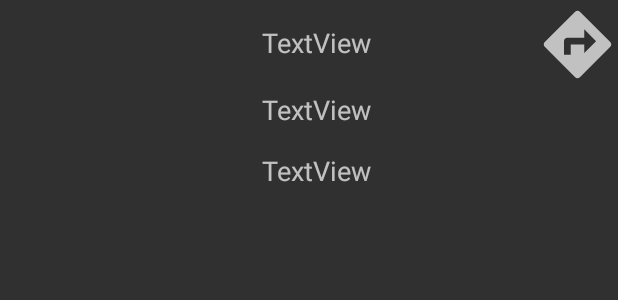
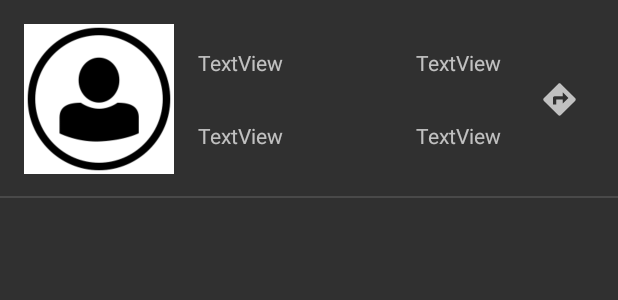
Before and after one commit to BadreddineZatout/AskDoc_MobileApp, an Android app: the layout docitem.xml on its own in the app's theme, with its tools: preview values and no code run, on a phone screen of 412 x 824 dp. Shown: the top 300 px of the screen. Run offline under Robolectric (Android 15) with nearby library versions, the phone set to English and light mode, and no system bars; Roboto replaces fonts that are not available here.

Commit message:
list des medecins

```diff
--- a/app/build.gradle
+++ b/app/build.gradle
@@ -5,7 +5,7 @@ apply plugin: "kotlin-kapt"
 
 android {
     compileSdkVersion 30
-    buildToolsVersion '30.0.2'
+    buildToolsVersion '30.0.3'
     compileOptions {
         sourceCompatibility JavaVersion.VERSION_1_8
         targetCompatibility JavaVersion.VERSION_1_8
--- a/app/src/main/java/com/example/askdoc/HomeActivity.kt
+++ b/app/src/main/java/com/example/askdoc/HomeActivity.kt
@@ -2,10 +2,13 @@ package com.example.askdoc
 
 import androidx.appcompat.app.AppCompatActivity
 import android.os.Bundle
+import androidx.navigation.findNavController
+import androidx.navigation.ui.setupActionBarWithNavController
 
 class HomeActivity : AppCompatActivity() {
     override fun onCreate(savedInstanceState: Bundle?) {
         super.onCreate(savedInstanceState)
         setContentView(R.layout.activity_home)
     }
+
 }
--- a/app/src/main/java/com/example/askdoc/endpoints/Endpoint.kt
+++ b/app/src/main/java/com/example/askdoc/endpoints/Endpoint.kt
@@ -1,6 +1,7 @@
 package com.example.askdoc.endpoints
 
 import com.example.askdoc.models.Auth
+import com.example.askdoc.models.Doctor
 import com.example.askdoc.models.Patient
 import retrofit2.Call
 import retrofit2.http.*
@@ -8,4 +9,6 @@ import retrofit2.http.*
 interface Endpoint {
     @POST("patient/Auth")
     fun AuthPatient(@Body auth:Auth):Call<Patient>
+    @GET("doctor")
+    fun getMedecins():Call<List<Doctor>>
 }
--- a/app/src/main/res/layout/docitem.xml
+++ b/app/src/main/res/layout/docitem.xml
@@ -2,63 +2,85 @@
 <androidx.constraintlayout.widget.ConstraintLayout xmlns:android="http://schemas.android.com/apk/res/android"
     xmlns:app="http://schemas.android.com/apk/res-auto"
     xmlns:tools="http://schemas.android.com/tools"
-    android:id="@+id/element"
     android:layout_width="match_parent"
     android:layout_height="wrap_content">
 
+    <TextView
+        android:id="@+id/textPrenom"
+        android:layout_width="wrap_content"
+        android:layout_height="wrap_content"
+        android:layout_marginEnd="24dp"
+        android:layout_marginRight="24dp"
+        android:text="TextView"
+        app:layout_constraintBaseline_toBaselineOf="@+id/textNom"
+        app:layout_constraintEnd_toStartOf="@+id/direction" />
+
+    <TextView
+        android:id="@+id/textNom"
+        android:layout_width="wrap_content"
+        android:layout_height="wrap_content"
+        android:layout_marginStart="16dp"
+        android:layout_marginLeft="16dp"
+        android:layout_marginTop="16dp"
+        android:text="TextView"
+        app:layout_constraintStart_toEndOf="@+id/image"
+        app:layout_constraintTop_toTopOf="@+id/image" />
+
+    <TextView
+        android:id="@+id/textPhone"
+        android:layout_width="wrap_content"
+        android:layout_height="wrap_content"
+        android:layout_marginStart="16dp"
+        android:layout_marginLeft="16dp"
+        android:layout_marginBottom="16dp"
+        android:text="TextView"
+        app:layout_constraintBottom_toBottomOf="@+id/image"
+        app:layout_constraintStart_toEndOf="@+id/image" />
+
+    <TextView
+        android:id="@+id/textSpecialite"
+        android:layout_width="wrap_content"
+        android:layout_height="wrap_content"
+        android:layout_marginEnd="24dp"
+        android:layout_marginRight="24dp"
+        android:text="TextView"
+        app:layout_constraintBaseline_toBaselineOf="@+id/textPhone"
+        app:layout_constraintEnd_toStartOf="@+id/direction" />
+
     <ImageView
         android:id="@+id/image"
-        android:layout_width="145dp"
-        android:layout_height="141dp"
-        android:layout_marginStart="8dp"
-        android:layout_marginLeft="8dp"
+        android:layout_width="100dp"
+        android:layout_height="100dp"
+        android:layout_marginStart="16dp"
+        android:layout_marginLeft="16dp"
+        android:layout_marginTop="16dp"
+        android:layout_marginBottom="16dp"
+        app:layout_constraintBottom_toBottomOf="parent"
         app:layout_constraintStart_toStartOf="parent"
-        app:layout_constraintTop_toTopOf="parent" />
+        app:layout_constraintTop_toTopOf="parent"
+        tools:srcCompat="@drawable/medecin" />
 
-    <TextView
-        android:id="@+id/name"
-        android:layout_width="wrap_content"
-        android:layout_height="wrap_content"
-        android:layout_marginTop="16dp"
-        android:text="TextView"
-        android:textSize="18dp"
+    <View
+        android:id="@+id/divider"
+        android:layout_width="match_parent"
+        android:layout_height="1dp"
+        android:background="?android:attr/listDivider"
+        app:layout_constraintBottom_toBottomOf="parent"
         app:layout_constraintEnd_toEndOf="parent"
-        app:layout_constraintHorizontal_bias="0.115"
-        app:layout_constraintStart_toEndOf="@+id/image"
-        app:layout_constraintTop_toTopOf="parent" />
-
-    <TextView
-        android:id="@+id/tel"
-        android:layout_width="wrap_content"
-        android:layout_height="wrap_content"
-        android:layout_marginTop="20dp"
-        android:clickable="true"
-        android:onClick="onClick"
-        android:text="TextView"
-        android:textSize="18dp"
-        app:layout_constraintEnd_toEndOf="parent"
-        app:layout_constraintHorizontal_bias="0.115"
-        app:layout_constraintStart_toEndOf="@+id/image"
-        app:layout_constraintTop_toBottomOf="@+id/name" />
-
-    <TextView
-        android:id="@+id/specialite"
-        android:layout_width="wrap_content"
-        android:layout_height="wrap_content"
-        android:layout_marginTop="16dp"
-        android:text="TextView"
-        android:textSize="18dp"
-        app:layout_constraintEnd_toEndOf="parent"
-        app:layout_constraintHorizontal_bias="0.115"
-        app:layout_constraintStart_toEndOf="@+id/image"
-        app:layout_constraintTop_toBottomOf="@+id/tel" />
+        app:layout_constraintHorizontal_bias="0.0"
+        app:layout_constraintStart_toStartOf="parent"
+        app:layout_constraintTop_toBottomOf="@+id/textPhone"
+        app:layout_constraintVertical_bias="1.0" />
 
     <ImageView
-        android:id="@+id/map"
-        android:layout_width="54dp"
-        android:layout_height="59dp"
-        android:scrollbarSize="10dp"
+        android:id="@+id/direction"
+        android:layout_width="30dp"
+        android:layout_height="26dp"
+        android:layout_marginEnd="24dp"
+        android:layout_marginRight="24dp"
+        app:layout_constraintBottom_toBottomOf="parent"
         app:layout_constraintEnd_toEndOf="parent"
         app:layout_constraintTop_toTopOf="parent"
         app:srcCompat="@drawable/baseline_directions_24" />
+
 </androidx.constraintlayout.widget.ConstraintLayout>
```
Also changed, not shown: app/src/main/java/com/example/askdoc/adapters/Docs_Adapter.kt (+31 -47 lines), app/src/main/java/com/example/askdoc/fragments/DetailFragment.kt (added, +32 -0 lines), app/src/main/java/com/example/askdoc/fragments/ListDoc.kt (deleted, +0 -60 lines), app/src/main/java/com/example/askdoc/fragments/ListFragment.kt (added, +56 -0 lines), app/src/main/java/com/example/askdoc/models/DoctorVm.kt (added, +8 -0 lines), app/src/main/res/layout/activity_home.xml (+10 -0 lines), app/src/main/res/layout/fragment_detail.xml (added, +61 -0 lines), app/src/main/res/layout/fragment_list.xml (renamed from app/src/main/res/layout/fragment_list_doc.xml, +13 -9 lines), app/src/main/res/navigation/graph.xml (+14 -5 lines), app/src/main/res/drawable/medecin.png (added).
